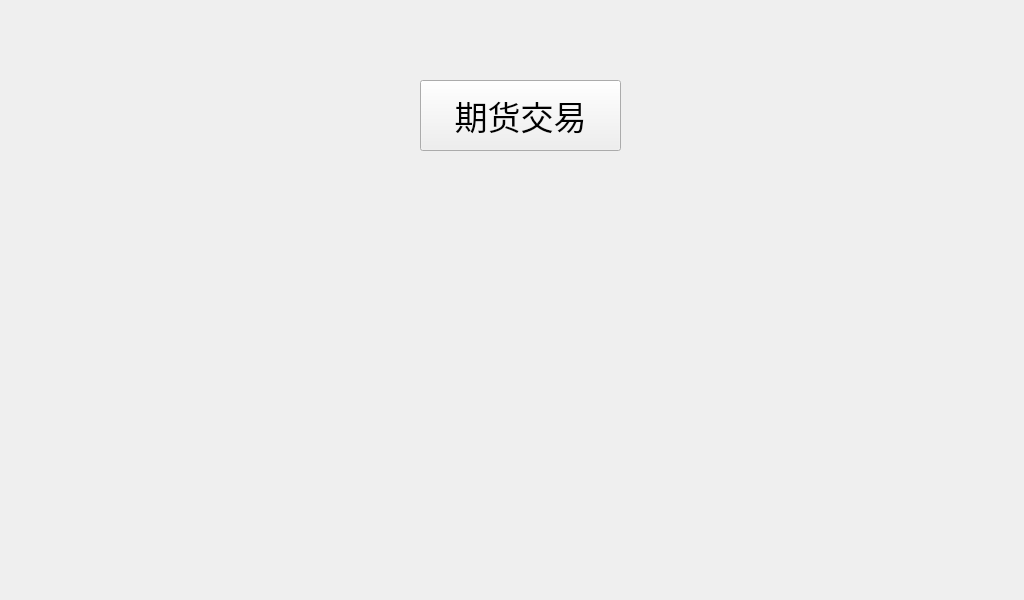
Above: mainwindow.ui from Sam-ie/Paydirt before the change. Below: the same form after it.
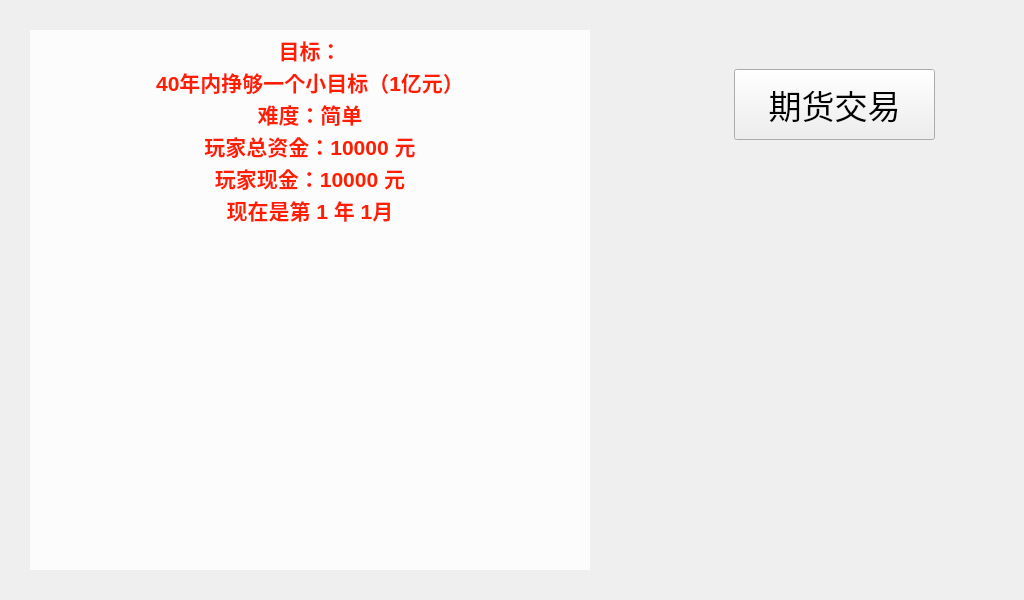
That is the form after the change. Icons and pictures are not drawn.

Diff of the .ui file:
```diff
--- a/mainwindow.ui
+++ b/mainwindow.ui
@@ -40,25 +40,158 @@
        <height>500</height>
       </size>
      </property>
-     <widget class="QPushButton" name="pushButton">
-      <property name="geometry">
-       <rect>
-        <x>420</x>
-        <y>80</y>
-        <width>201</width>
-        <height>71</height>
-       </rect>
+     <property name="styleSheet">
+      <string notr="true">QWidget#widget
+{
+	border-image: url(:/prefix1/src/RImage3.jpg);
+}</string>
+     </property>
+     <layout class="QGridLayout" name="gridLayout_2">
+      <property name="leftMargin">
+       <number>0</number>
       </property>
-      <property name="font">
-       <font>
-        <family>华文行楷</family>
-        <pointsize>25</pointsize>
-       </font>
+      <property name="topMargin">
+       <number>0</number>
       </property>
-      <property name="text">
-       <string>期货交易</string>
+      <property name="rightMargin">
+       <number>0</number>
       </property>
-     </widget>
+      <property name="bottomMargin">
+       <number>0</number>
+      </property>
+      <item row="0" column="0">
+       <widget class="QWidget" name="widget_2" native="true">
+        <property name="minimumSize">
+         <size>
+          <width>300</width>
+          <height>0</height>
+         </size>
+        </property>
+        <property name="styleSheet">
+         <string notr="true"/>
+        </property>
+        <layout class="QVBoxLayout" name="verticalLayout">
+         <property name="spacing">
+          <number>0</number>
+         </property>
+         <property name="leftMargin">
+          <number>30</number>
+         </property>
+         <property name="topMargin">
+          <number>30</number>
+         </property>
+         <property name="bottomMargin">
+          <number>30</number>
+         </property>
+         <item>
+          <widget class="QTextEdit" name="textEdit">
+           <property name="enabled">
+            <bool>false</bool>
+           </property>
+           <property name="styleSheet">
+            <string notr="true">background-color: rgba(255, 255, 255, 200);
+color: rgb(255, 30, 0);</string>
+           </property>
+           <property name="frameShape">
+            <enum>QFrame::NoFrame</enum>
+           </property>
+           <property name="frameShadow">
+            <enum>QFrame::Plain</enum>
+           </property>
+           <property name="html">
+            <string>&lt;!DOCTYPE HTML PUBLIC &quot;-//W3C//DTD HTML 4.0//EN&quot; &quot;http://www.w3.org/TR/REC-html40/strict.dtd&quot;&gt;
+&lt;html&gt;&lt;head&gt;&lt;meta name=&quot;qrichtext&quot; content=&quot;1&quot; /&gt;&lt;meta charset=&quot;utf-8&quot; /&gt;&lt;style type=&quot;text/css&quot;&gt;
+p, li { white-space: pre-wrap; }
+hr { height: 1px; border-width: 0; }
+li.unchecked::marker { content: &quot;\2610&quot;; }
+li.checked::marker { content: &quot;\2612&quot;; }
+&lt;/style&gt;&lt;/head&gt;&lt;body style=&quot; font-family:'Microsoft YaHei UI'; font-size:9pt; font-weight:400; font-style:normal;&quot;&gt;
+&lt;p align=&quot;center&quot; style=&quot; margin-top:0px; margin-bottom:0px; margin-left:0px; margin-right:0px; -qt-block-indent:0; text-indent:0px;&quot;&gt;&lt;span style=&quot; font-size:16pt; font-weight:700;&quot;&gt;目标：&lt;/span&gt;&lt;/p&gt;
+&lt;p align=&quot;center&quot; style=&quot; margin-top:0px; margin-bottom:0px; margin-left:0px; margin-right:0px; -qt-block-indent:0; text-indent:0px;&quot;&gt;&lt;span style=&quot; font-size:16pt; font-weight:700;&quot;&gt;40年内挣够一个小目标（1亿元）&lt;/span&gt;&lt;/p&gt;
+&lt;p align=&quot;center&quot; style=&quot; margin-top:0px; margin-bottom:0px; margin-left:0px; margin-right:0px; -qt-block-indent:0; text-indent:0px;&quot;&gt;&lt;span style=&quot; font-size:16pt; font-weight:700;&quot;&gt;难度：简单&lt;/span&gt;&lt;/p&gt;
+&lt;p align=&quot;center&quot; style=&quot; margin-top:0px; margin-bottom:0px; margin-left:0px; margin-right:0px; -qt-block-indent:0; text-indent:0px;&quot;&gt;&lt;span style=&quot; font-size:16pt; font-weight:700;&quot;&gt;玩家总资金：10000 元&lt;/span&gt;&lt;/p&gt;
+&lt;p align=&quot;center&quot; style=&quot; margin-top:0px; margin-bottom:0px; margin-left:0px; margin-right:0px; -qt-block-indent:0; text-indent:0px;&quot;&gt;&lt;span style=&quot; font-size:16pt; font-weight:700;&quot;&gt;玩家现金：10000 元&lt;/span&gt;&lt;/p&gt;
+&lt;p align=&quot;center&quot; style=&quot; margin-top:0px; margin-bottom:0px; margin-left:0px; margin-right:0px; -qt-block-indent:0; text-indent:0px;&quot;&gt;&lt;span style=&quot; font-size:16pt; font-weight:700;&quot;&gt;现在是第 1 年 1月&lt;/span&gt;&lt;/p&gt;&lt;/body&gt;&lt;/html&gt;</string>
+           </property>
+          </widget>
+         </item>
+         <item>
+          <widget class="QTextEdit" name="textEdit_2">
+           <property name="enabled">
+            <bool>false</bool>
+           </property>
+           <property name="styleSheet">
+            <string notr="true">background-color: rgba(255, 255, 255, 200);</string>
+           </property>
+           <property name="frameShape">
+            <enum>QFrame::NoFrame</enum>
+           </property>
+           <property name="frameShadow">
+            <enum>QFrame::Plain</enum>
+           </property>
+          </widget>
+         </item>
+        </layout>
+       </widget>
+      </item>
+      <item row="0" column="1">
+       <widget class="QWidget" name="widget_4" native="true">
+        <layout class="QHBoxLayout" name="horizontalLayout_2">
+         <property name="rightMargin">
+          <number>60</number>
+         </property>
+         <item>
+          <spacer name="horizontalSpacer">
+           <property name="orientation">
+            <enum>Qt::Horizontal</enum>
+           </property>
+           <property name="sizeType">
+            <enum>QSizePolicy::Minimum</enum>
+           </property>
+           <property name="sizeHint" stdset="0">
+            <size>
+             <width>100</width>
+             <height>20</height>
+            </size>
+           </property>
+          </spacer>
+         </item>
+         <item>
+          <widget class="QWidget" name="widget_3" native="true">
+           <property name="minimumSize">
+            <size>
+             <width>250</width>
+             <height>0</height>
+            </size>
+           </property>
+           <widget class="QPushButton" name="pushButton">
+            <property name="geometry">
+             <rect>
+              <x>20</x>
+              <y>60</y>
+              <width>201</width>
+              <height>71</height>
+             </rect>
+            </property>
+            <property name="font">
+             <font>
+              <family>华文行楷</family>
+              <pointsize>25</pointsize>
+             </font>
+            </property>
+            <property name="styleSheet">
+             <string notr="true"/>
+            </property>
+            <property name="text">
+             <string>期货交易</string>
+            </property>
+           </widget>
+          </widget>
+         </item>
+        </layout>
+       </widget>
+      </item>
+     </layout>
     </widget>
    </item>
   </layout>
```
